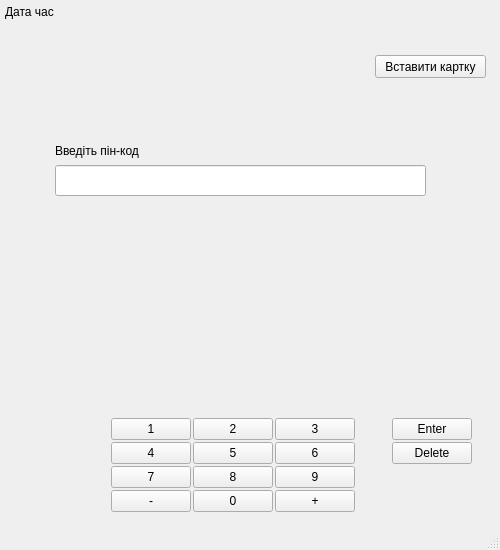
The window that ATM_Project/mainwindow.ui (artikgak/MOOP_ATM) describes before a commit, drawn with Qt 5.
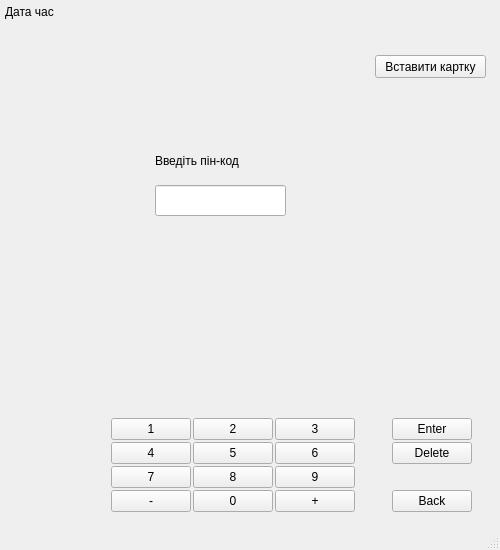
The same window after the commit. The open tabs and pages were chosen to show the change. Icons and pictures are not drawn.

Commit message: [FrontEnd] some working front

```diff
--- a/ATM_Project/mainwindow.ui
+++ b/ATM_Project/mainwindow.ui
@@ -72,9 +72,9 @@
          </property>
          <property name="geometry">
           <rect>
-           <x>50</x>
-           <y>140</y>
-           <width>371</width>
+           <x>150</x>
+           <y>160</y>
+           <width>131</width>
            <height>31</height>
           </rect>
          </property>
@@ -98,8 +98,8 @@
         <widget class="QLabel" name="label_2">
          <property name="geometry">
           <rect>
-           <x>50</x>
-           <y>110</y>
+           <x>150</x>
+           <y>120</y>
            <width>151</width>
            <height>31</height>
           </rect>
@@ -551,6 +551,13 @@
          </property>
         </widget>
        </item>
+       <item row="3" column="5">
+        <widget class="QPushButton" name="buttonBack">
+         <property name="text">
+          <string>Back</string>
+         </property>
+        </widget>
+       </item>
       </layout>
      </item>
      <item row="0" column="0">
```
Left out of the diff: 14 changed lines with no effect on the pictures. The commit also changes 2 other files.
